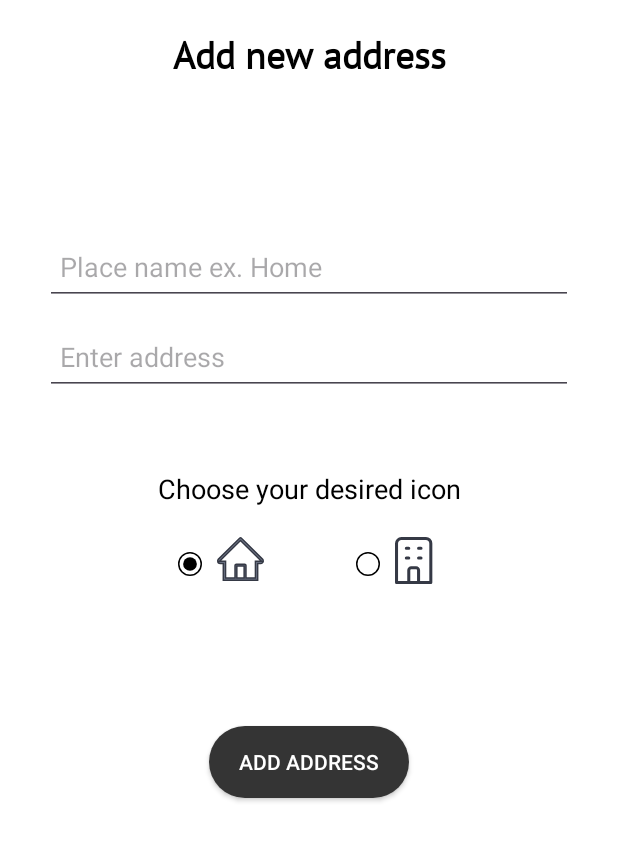
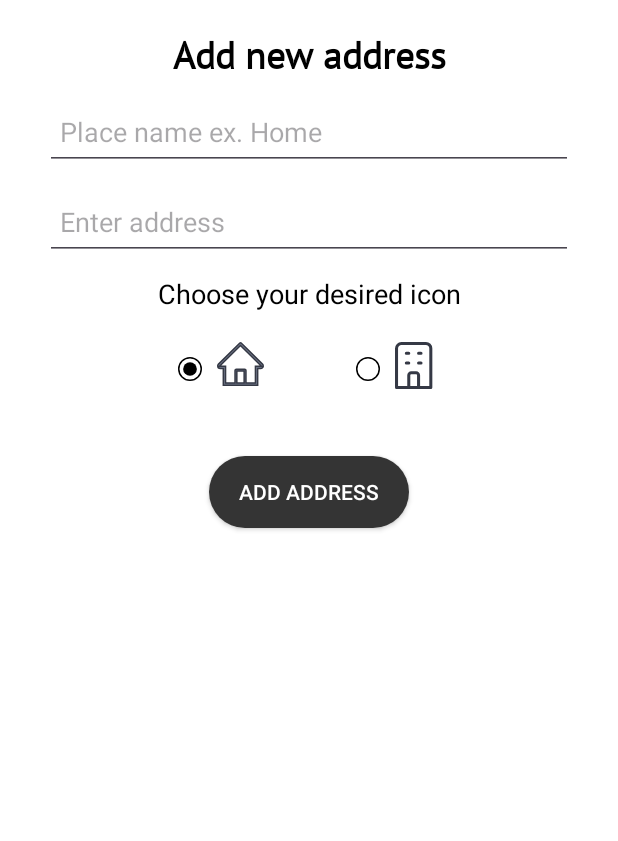
Before and after one commit to davidbera1/TBC-IT-Academy, an Android app: the screen it shows after launch (MainActivity), after a tap on "Add new address", on a phone screen of 412 x 824 dp. Shown: the top 841 px of the screen. Run offline under Robolectric (Android 15) with nearby library versions, the phone set to English and light mode, and no system bars.

Commit message:
homework 11 - reduced to single fragment

```diff
--- a/app/src/main/java/com/example/learnandroid/AddNewAddressFragment.kt
+++ /dev/null
@@ -1,83 +0,0 @@
-package com.example.learnandroid
-
-import android.os.Bundle
-import androidx.fragment.app.Fragment
-import android.view.LayoutInflater
-import android.view.View
-import android.view.ViewGroup
-import android.widget.Toast
-import com.example.learnandroid.databinding.FragmentAddNewAddressBinding
-
-class AddNewAddressFragment : Fragment() {
-    private var binding: FragmentAddNewAddressBinding? = null
-
-    override fun onCreateView(
-        inflater: LayoutInflater, container: ViewGroup?,
-        savedInstanceState: Bundle?
-    ): View {
-        binding = FragmentAddNewAddressBinding.inflate(inflater, container, false)
-        return binding!!.root
-    }
-
-    override fun onViewCreated(view: View, savedInstanceState: Bundle?) {
-        super.onViewCreated(view, savedInstanceState)
-
-        setUpListeners()
-    }
-
-    override fun onDestroyView() {
-        super.onDestroyView()
-        binding = null
-    }
-
-    private fun setUpListeners() {
-        binding?.btnAddNewAddress?.setOnClickListener {
-            if (validateFields()) {
-                val addressName = binding?.etAddressName?.text.toString()
-                val address = binding?.etAddress?.text.toString()
-                val image = getIcon()
-
-                // call addItems() from MainActivity to add items and destroy Fragment
-                (activity as MainActivity).addItems(image=image, addressName=addressName, address=address)
-                Toast.makeText(requireContext(), getString(R.string.address_added_successfully), Toast.LENGTH_SHORT).show()
-                parentFragmentManager.popBackStack()
-            }
-        }
-
-        // only one checkbox can be selected at a time
-        binding?.cbHome?.setOnCheckedChangeListener { _, isChecked ->
-            if (isChecked) {
-                binding?.cbOffice?.isChecked = false
-            }
-        }
-
-        binding?.cbOffice?.setOnCheckedChangeListener { _, isChecked ->
-            if (isChecked) {
-                binding?.cbHome?.isChecked = false
-            }
-        }
-    }
-
-    private fun validateFields(): Boolean{
-        val addressName = binding?.etAddressName?.text.toString()
-        val address = binding?.etAddress?.text.toString()
-
-        if (addressName.isNotEmpty() && address.isNotEmpty()) {
-            return true
-        }
-        else {
-            Toast.makeText(requireContext(), getString(R.string.please_fill_all_the_fields_correctly), Toast.LENGTH_SHORT).show()
-            return false
-        }
-    }
-
-    /** Function for getting icon drawable id. */
-    private fun getIcon(): Int {
-        if (binding?.cbHome?.isChecked == true) {
-            return R.drawable.home
-        }
-        else {
-            return R.drawable.office
-        }
-    }
-}
--- a/app/src/main/java/com/example/learnandroid/MainActivity.kt
+++ b/app/src/main/java/com/example/learnandroid/MainActivity.kt
@@ -1,7 +1,6 @@
 package com.example.learnandroid
 
 import android.os.Bundle
-import android.view.View
 import androidx.activity.enableEdgeToEdge
 import androidx.appcompat.app.AppCompatActivity
 import androidx.core.view.ViewCompat
@@ -11,6 +10,7 @@ import com.example.learnandroid.databinding.ActivityMainBinding
 
 class MainActivity : AppCompatActivity() {
     var currentPosition: Int = 0
+    var operation: String = ""
     private var itemsList = mutableListOf<Items>()
     private lateinit var binding: ActivityMainBinding
     override fun onCreate(savedInstanceState: Bundle?) {
@@ -32,8 +32,10 @@ class MainActivity : AppCompatActivity() {
 
     private fun setUpListeners() {
         binding.btnAddNewAddress.setOnClickListener {
+            // set operation to create and start ManageAddressFragment
+            operation = "create"
             supportFragmentManager.beginTransaction()
-                .replace(R.id.fragmentContainer, AddNewAddressFragment())
+                .replace(R.id.fragmentContainer, ManageAddressFragment())
                 .addToBackStack(null)
                 .commit()
         }
@@ -47,7 +49,7 @@ class MainActivity : AppCompatActivity() {
         adapter.submitList(itemsList)
     }
 
-    /** Function for adding new items at zero index. Takes 3 arguments and is called from AddNewAddressFragment */
+    /** Function for adding new items at zero index. Takes 3 arguments and is called from ManageAddressFragment */
     fun addItems(image: Int, addressName: String, address: String) {
         val id = itemsList.size + 1
         itemsList.add(index = 0, Items(id, image, addressName, address))
@@ -67,7 +69,7 @@ class MainActivity : AppCompatActivity() {
 
     /** Function for updating items. Takes 3 arguments that have default values and can be left blank
      *  and a position which is a must. If argument is not passed, value won't be updated.
-     *  Functions is called from EditAddressFragment */
+     *  Functions is called from ManageAddressFragment */
     fun updateItem(addressName: String = "", address: String = "", image: Int = 0, position: Int) {
         if (addressName != "") {
             itemsList[position].addressName = addressName
--- /dev/null
+++ b/app/src/main/java/com/example/learnandroid/ManageAddressFragment.kt
@@ -0,0 +1,194 @@
+package com.example.learnandroid
+
+import android.os.Bundle
+import androidx.fragment.app.Fragment
+import android.view.LayoutInflater
+import android.view.View
+import android.view.ViewGroup
+import android.widget.Toast
+import com.example.learnandroid.databinding.FragmentManageAddressBinding
+
+class ManageAddressFragment : Fragment() {
+    private var currentPosition: Int = 0
+    private var operation: String = ""
+    private var binding: FragmentManageAddressBinding? = null
+
+    override fun onCreateView(
+        inflater: LayoutInflater, container: ViewGroup?,
+        savedInstanceState: Bundle?
+    ): View {
+        binding = FragmentManageAddressBinding.inflate(inflater, container, false)
+        return binding!!.root
+    }
+
+    override fun onViewCreated(view: View, savedInstanceState: Bundle?) {
+        super.onViewCreated(view, savedInstanceState)
+
+        setUpListeners()
+        currentPosition = (activity as MainActivity).currentPosition
+
+        // check for which operation fragment was called, edit or create to show views accordingly
+        operation = (activity as MainActivity).operation
+        setUpViews()
+    }
+
+    override fun onDestroyView() {
+        super.onDestroyView()
+        binding = null
+    }
+
+    private fun setUpListeners() {
+        binding?.btnAddNewAddress?.setOnClickListener {
+            if (validateFields()) {
+                val addressName = binding?.etAddressName?.text.toString()
+                val address = binding?.etAddress?.text.toString()
+                val image = getIcon()
+
+                // call addItems() from MainActivity to add items and destroy Fragment
+                (activity as MainActivity).addItems(image=image, addressName=addressName, address=address)
+                Toast.makeText(requireContext(), getString(R.string.address_added_successfully), Toast.LENGTH_SHORT).show()
+                parentFragmentManager.popBackStack()
+            }
+        }
+
+        // when choosing icon during creation only one checkbox can be selected at a time
+        binding?.cbHome?.setOnCheckedChangeListener { _, isChecked ->
+            if (isChecked) {
+                binding?.cbOffice?.isChecked = false
+            }
+        }
+
+        binding?.cbOffice?.setOnCheckedChangeListener { _, isChecked ->
+            if (isChecked) {
+                binding?.cbHome?.isChecked = false
+            }
+        }
+
+        // when updating icon only one new checkbox can be selected at a time
+        binding?.cbNewHome?.setOnCheckedChangeListener { _, isChecked ->
+            if (isChecked) {
+                binding?.cbNewOffice?.isChecked = false
+            }
+        }
+
+        binding?.cbNewOffice?.setOnCheckedChangeListener { _, isChecked ->
+            if (isChecked) {
+                binding?.cbNewHome?.isChecked = false
+            }
+        }
+
+        binding?.btnEditAddress?.setOnClickListener {
+            val addressName = binding?.etNewAddressName?.text.toString()
+            val address = binding?.etNewAddress?.text.toString()
+            val image = getIconEdit()
+
+            // call updateItem() from MainActivity to update items and destroy Fragment
+            (activity as MainActivity).updateItem(addressName=addressName, address=address, image=image, position=currentPosition)
+            Toast.makeText(requireContext(), getString(R.string.address_updated_successfully), Toast.LENGTH_SHORT).show()
+            parentFragmentManager.popBackStack()
+        }
+    }
+
+    /** Function for checking operation type to call appropriate function */
+    private fun setUpViews() {
+        if (operation == "edit") {
+            showEdit(true)
+            showCreate(false)
+        }
+        else if (operation == "create") {
+            showEdit(false)
+            showCreate(true)
+        }
+    }
+
+    private fun validateFields(): Boolean{
+        val addressName = binding?.etAddressName?.text.toString()
+        val address = binding?.etAddress?.text.toString()
+
+        if (addressName.isNotEmpty() && address.isNotEmpty()) {
+            return true
+        }
+        else {
+            Toast.makeText(requireContext(), getString(R.string.please_fill_all_the_fields_correctly), Toast.LENGTH_SHORT).show()
+            return false
+        }
+    }
+
+    /** Function for getting icon drawable id */
+    private fun getIcon(): Int {
+        if (binding?.cbHome?.isChecked == true) {
+            return R.drawable.home
+        }
+        else {
+            return R.drawable.office
+        }
+    }
+
+    /** Function for getting new icon drawable id. Returns 0 if neither is checked */
+    private fun getIconEdit(): Int {
+        if (binding?.cbNewHome?.isChecked == true) {
+            return R.drawable.home
+        }
+        else if(binding?.cbNewOffice?.isChecked == true) {
+            return R.drawable.office
+        }
+        else {
+            return 0
+        }
+    }
+
+    /** Function for showing only views that are needed for creating address */
+    private fun showCreate(boolean: Boolean) {
+        if (boolean) {
+            binding?.tvAddNewAddress?.visibility = View.VISIBLE
+            binding?.etAddressName?.visibility = View.VISIBLE
+            binding?.etAddress?.visibility = View.VISIBLE
+            binding?.tvChooseIcon?.visibility = View.VISIBLE
+            binding?.cbHome?.visibility = View.VISIBLE
+            binding?.cbOffice?.visibility = View.VISIBLE
+            binding?.cbOffice?.visibility = View.VISIBLE
+            binding?.imgHome?.visibility = View.VISIBLE
+            binding?.imgOffice?.visibility = View.VISIBLE
+            binding?.btnAddNewAddress?.visibility = View.VISIBLE
+        }
+        else {
+            binding?.tvAddNewAddress?.visibility = View.GONE
+            binding?.etAddressName?.visibility = View.GONE
+            binding?.etAddress?.visibility = View.GONE
+            binding?.tvChooseIcon?.visibility = View.GONE
+            binding?.cbHome?.visibility = View.GONE
+            binding?.cbOffice?.visibility = View.GONE
+            binding?.cbOffice?.visibility = View.GONE
+            binding?.imgHome?.visibility = View.GONE
+            binding?.imgOffice?.visibility = View.GONE
+            binding?.btnAddNewAddress?.visibility = View.GONE
+        }
+
+    }
+
+    /** Function for showing only views that are needed for updating address */
+    private fun showEdit(boolean: Boolean) {
+        if (boolean) {
+            binding?.tvEditAddress?.visibility = View.VISIBLE
+            binding?.etNewAddressName?.visibility = View.VISIBLE
+            binding?.etNewAddress?.visibility = View.VISIBLE
+            binding?.tvUpdateIcon?.visibility = View.VISIBLE
+            binding?.cbNewHome?.visibility = View.VISIBLE
+            binding?.cbNewOffice?.visibility = View.VISIBLE
+            binding?.imgNewHome?.visibility = View.VISIBLE
+            binding?.imgNewOffice?.visibility = View.VISIBLE
+            binding?.btnEditAddress?.visibility = View.VISIBLE
+        }
+        else {
+            binding?.tvEditAddress?.visibility = View.GONE
+            binding?.etNewAddressName?.visibility = View.GONE
+            binding?.etNewAddress?.visibility = View.GONE
+            binding?.tvUpdateIcon?.visibility = View.GONE
+            binding?.cbNewHome?.visibility = View.GONE
+            binding?.cbNewOffice?.visibility = View.GONE
+            binding?.imgNewHome?.visibility = View.GONE
+            binding?.imgNewOffice?.visibility = View.GONE
+            binding?.btnEditAddress?.visibility = View.GONE
+        }
+    }
+}
--- a/app/src/main/res/layout/fragment_add_new_address.xml
+++ b/app/src/main/res/layout/fragment_manage_address.xml
@@ -6,7 +6,7 @@
     android:layout_height="match_parent"
     xmlns:app="http://schemas.android.com/apk/res-auto"
     android:background="@color/white"
-    tools:context=".AddNewAddressFragment">
+    tools:context=".ManageAddressFragment">
 
     <androidx.appcompat.widget.AppCompatTextView
         android:id="@+id/tvAddNewAddress"
@@ -28,7 +28,7 @@
         android:layout_width="match_parent"
         android:layout_height="50dp"
         app:layout_constraintTop_toBottomOf="@id/tvAddNewAddress"
-        android:layout_marginTop="100dp"
+        android:layout_marginTop="10dp"
         android:layout_marginStart="30dp"
         android:layout_marginEnd="30dp"
         android:hint="@string/place_name_ex_home"
@@ -54,7 +54,7 @@
         app:layout_constraintStart_toStartOf="parent"
         app:layout_constraintEnd_toEndOf="parent"
         app:layout_constraintTop_toBottomOf="@id/etAddress"
-        android:layout_marginTop="50dp"
+        android:layout_marginTop="10dp"
         android:text="@string/choose_your_desired_icon"
         android:textColor="@color/black"
         android:textSize="18sp"/>
@@ -112,11 +112,123 @@
         app:layout_constraintStart_toStartOf="parent"
         app:layout_constraintEnd_toEndOf="parent"
         app:layout_constraintTop_toBottomOf="@id/cbOffice"
-        android:layout_marginTop="100dp"
+        android:layout_marginTop="50dp"
         android:textColor="@color/white"
         android:paddingStart="20dp"
         android:paddingEnd="20dp"
         android:text="@string/add_address"/>
 
 
+<!--  EDIT SECTION  -->
+
+
+    <androidx.appcompat.widget.AppCompatTextView
+        android:id="@+id/tvEditAddress"
+        android:layout_width="wrap_content"
+        android:layout_height="wrap_content"
+        app:layout_constraintStart_toStartOf="parent"
+        app:layout_constraintEnd_toEndOf="parent"
+        app:layout_constraintTop_toBottomOf="@id/btnAddNewAddress"
+        android:layout_marginTop="50dp"
+        android:textColor="@color/black"
+        android:textSize="25sp"
+        android:textStyle="bold"
+        android:fontFamily="@font/product_sans"
+        android:text="@string/edit_address"/>
+
+    <androidx.appcompat.widget.AppCompatEditText
+        android:id="@+id/etNewAddressName"
+        android:layout_width="match_parent"
+        android:layout_height="50dp"
+        app:layout_constraintTop_toBottomOf="@id/tvEditAddress"
+        android:layout_marginTop="10dp"
+        android:layout_marginStart="30dp"
+        android:layout_marginEnd="30dp"
+        android:hint="@string/enter_new_place_name"
+        android:paddingStart="10dp"
+        android:paddingEnd="10dp"/>
+
+    <androidx.appcompat.widget.AppCompatEditText
+        android:id="@+id/etNewAddress"
+        android:layout_width="match_parent"
+        android:layout_height="50dp"
+        app:layout_constraintTop_toBottomOf="@id/etNewAddressName"
+        android:layout_marginTop="10dp"
+        android:layout_marginStart="30dp"
+        android:layout_marginEnd="30dp"
+        android:hint="@string/enter_new_address"
+        android:paddingStart="10dp"
+        android:paddingEnd="10dp"/>
+
+    <androidx.appcompat.widget.AppCompatTextView
+        android:id="@+id/tvUpdateIcon"
+        android:layout_width="wrap_content"
+        android:layout_height="wrap_content"
+        app:layout_constraintStart_toStartOf="parent"
+        app:layout_constraintEnd_toEndOf="parent"
+        app:layout_constraintTop_toBottomOf="@id/etNewAddress"
+        android:layout_marginTop="50dp"
+        android:text="@string/update_icon"
+        android:textColor="@color/black"
+        android:textSize="18sp"/>
+
+    <androidx.appcompat.widget.AppCompatCheckBox
+        android:id="@+id/cbNewHome"
+        android:layout_width="16dp"
+        android:layout_height="16dp"
+        app:layout_constraintTop_toBottomOf="@id/tvUpdateIcon"
+        app:layout_constraintStart_toStartOf="parent"
+        app:layout_constraintEnd_toEndOf="parent"
+        app:layout_constraintHorizontal_bias="0.3"
+        android:layout_marginTop="30dp"
+        android:button="@null"
+        android:drawableStart="@drawable/custom_checkbox"/>
+
+    <androidx.appcompat.widget.AppCompatImageView
+        android:id="@+id/imgNewHome"
+        android:layout_width="wrap_content"
+        android:layout_height="wrap_content"
+        app:srcCompat="@drawable/home"
+        app:layout_constraintStart_toEndOf="@id/cbNewHome"
+        app:layout_constraintTop_toBottomOf="@id/tvUpdateIcon"
+        android:layout_marginTop="20dp"
+        android:layout_marginStart="10dp"/>
+
+    <androidx.appcompat.widget.AppCompatCheckBox
+        android:id="@+id/cbNewOffice"
+        android:layout_width="16dp"
+        android:layout_height="16dp"
+        app:layout_constraintTop_toBottomOf="@id/tvUpdateIcon"
+        app:layout_constraintEnd_toEndOf="parent"
+        app:layout_constraintStart_toStartOf="parent"
+        app:layout_constraintHorizontal_bias="0.6"
+        android:layout_marginTop="30dp"
+        android:button="@null"
+        android:drawableStart="@drawable/custom_checkbox"/>
+
+    <androidx.appcompat.widget.AppCompatImageView
+        android:id="@+id/imgNewOffice"
+        android:layout_width="wrap_content"
+        android:layout_height="wrap_content"
+        app:srcCompat="@drawable/office"
+        app:layout_constraintStart_toEndOf="@id/cbNewOffice"
+        app:layout_constraintTop_toBottomOf="@id/tvUpdateIcon"
+        android:layout_marginTop="20dp"
+        android:layout_marginStart="10dp"/>
+
+    <androidx.appcompat.widget.AppCompatButton
+        android:id="@+id/btnEditAddress"
+        android:layout_width="wrap_content"
+        android:layout_height="48dp"
+        android:background="@drawable/button_black_rounded_corners"
+        app:layout_constraintStart_toStartOf="parent"
+        app:layout_constraintEnd_toEndOf="parent"
+        app:layout_constraintTop_toBottomOf="@id/cbNewOffice"
+        android:layout_marginTop="50dp"
+        android:textColor="@color/white"
+        android:paddingStart="20dp"
+        android:paddingEnd="20dp"
+        android:text="@string/save_changes"/>
+
+
 </androidx.constraintlayout.widget.ConstraintLayout>
```
Also changed, not shown: app/src/main/java/com/example/learnandroid/EditAddressFragment.kt (deleted, +0 -73 lines), app/src/main/java/com/example/learnandroid/RecyclerViewAdapter.kt (+5 -3 lines), app/src/main/res/layout/fragment_edit_address.xml (deleted, +0 -120 lines).
